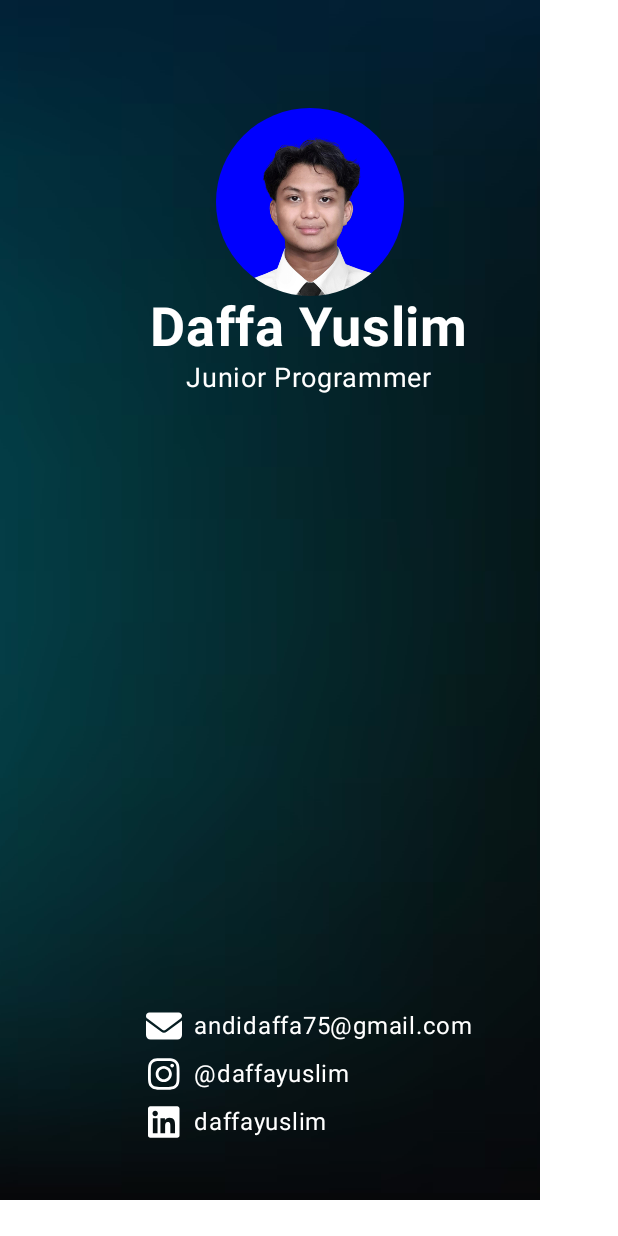
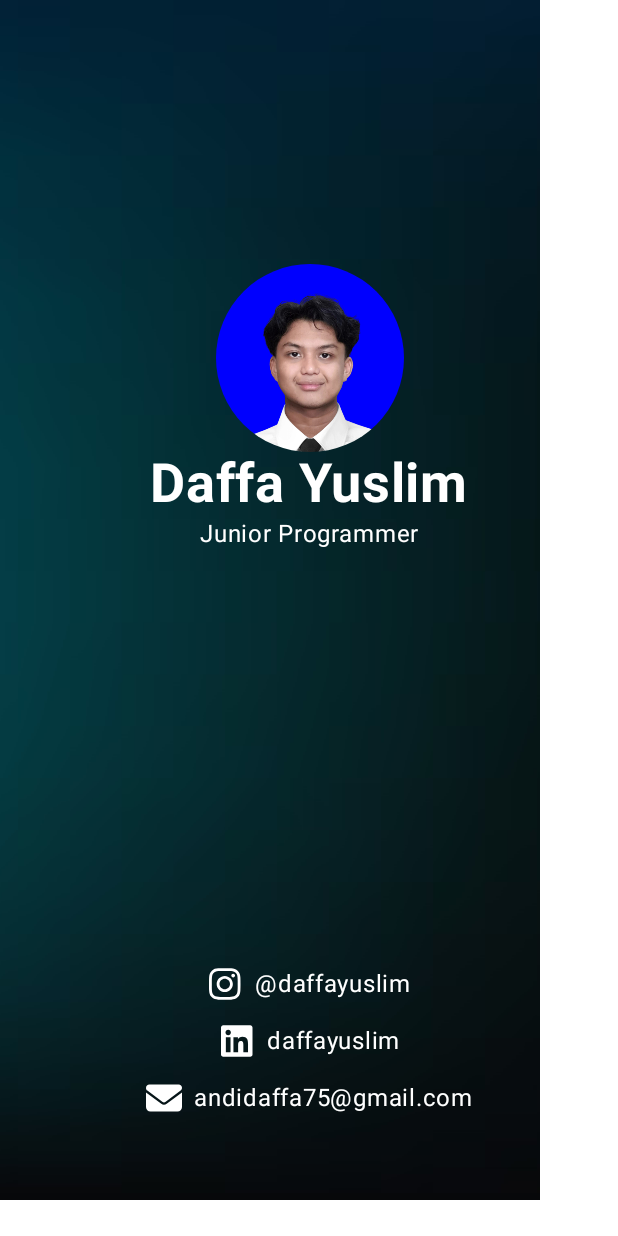
Before and after one commit to Daffa75/unit1-pathway3-D121211067, an Android app built with Jetpack Compose: the @Preview function BusinessCardPreview, on a phone screen of 412 x 824 dp. Run offline under Robolectric (Android 15) with nearby library versions, the phone set to English and light mode, and no system bars.

Commit message:
fix(styling): fix font size and spacing

```diff
--- a/app/src/main/java/com/example/businesscard/MainActivity.kt
+++ b/app/src/main/java/com/example/businesscard/MainActivity.kt
@@ -47,6 +47,7 @@ class MainActivity : ComponentActivity() {
                     modifier = Modifier.fillMaxSize(),
                     color = MaterialTheme.colorScheme.background
                 ) {
+                    CardContent(name = "Daffa Yuslim", title = "Junior Programmer", email = "andidaffa75@gmail.com", instagram = "@daffayuslim", linkedin = "daffayuslim")
                 }
             }
         }
@@ -76,7 +77,7 @@ fun CardHeader (name: String, title: String, modifier: Modifier = Modifier){
         )
         Text(
             text = title,
-            fontSize = 18.sp,
+            fontSize = 16.sp,
             color = Color.White,
             modifier = Modifier
                 .align(alignment = Alignment.CenterHorizontally)
@@ -92,20 +93,10 @@ fun CardFooter (email: String, linkedin: String, instagram: String, modifier: Mo
     val logoModifier = Modifier
         .size(24.dp)
 
-    Column (verticalArrangement = Arrangement.spacedBy(8.dp)) {
-        Row (horizontalArrangement = Arrangement.spacedBy(8.dp)) {
-            Image(
-                painter = emailIcon,
-                contentDescription = null,
-                modifier = logoModifier,
-                colorFilter = ColorFilter.tint(Color.White),
-            )
-            Text(
-                text = email,
-                fontSize = 16.sp,
-                color = Color.White
-            )
-        }
+    Column (
+        horizontalAlignment = Alignment.CenterHorizontally,
+        verticalArrangement = Arrangement.spacedBy(14.dp)
+    ) {
         Row (horizontalArrangement = Arrangement.spacedBy(8.dp)) {
             Image(
                 painter = instagramIcon,
@@ -132,6 +123,19 @@ fun CardFooter (email: String, linkedin: String, instagram: String, modifier: Mo
                 color = Color.White
             )
         }
+        Row (horizontalArrangement = Arrangement.spacedBy(8.dp)) {
+            Image(
+                painter = emailIcon,
+                contentDescription = null,
+                modifier = logoModifier,
+                colorFilter = ColorFilter.tint(Color.White),
+            )
+            Text(
+                text = email,
+                fontSize = 16.sp,
+                color = Color.White
+            )
+        }
     }
 }
 
@@ -146,13 +150,13 @@ fun CardContent (name: String, title: String, email: String, instagram: String,
             contentScale = ContentScale.Crop
         )
         Column (modifier = Modifier
-            .padding(vertical = 64.dp)
+            .padding(vertical = 80.dp)
             .fillMaxSize(),
             horizontalAlignment = Alignment.CenterHorizontally,
             verticalArrangement = Arrangement.SpaceBetween
         ) {
             Column {
-                Spacer(modifier = Modifier.height(8.dp))
+                Spacer(modifier = Modifier.height(96.dp))
                 CardHeader(name = name, title = title)
             }
             CardFooter(email = email, linkedin = linkedin, instagram = instagram)
```
